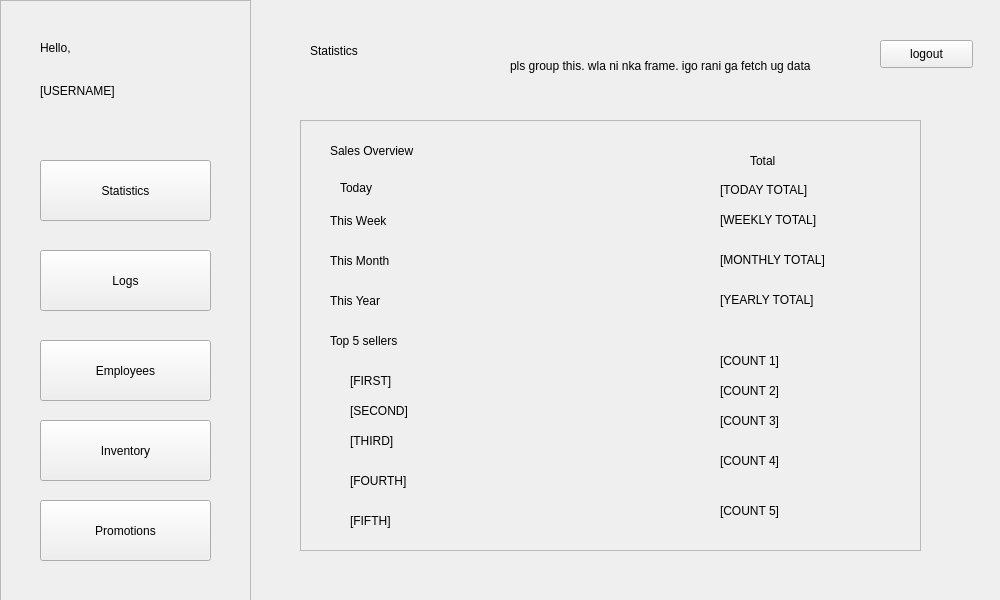
Old version of the form POS/UI/statistics.ui in the repository ReiZedlav/CSCC-21.1-Software-Engineering-1.
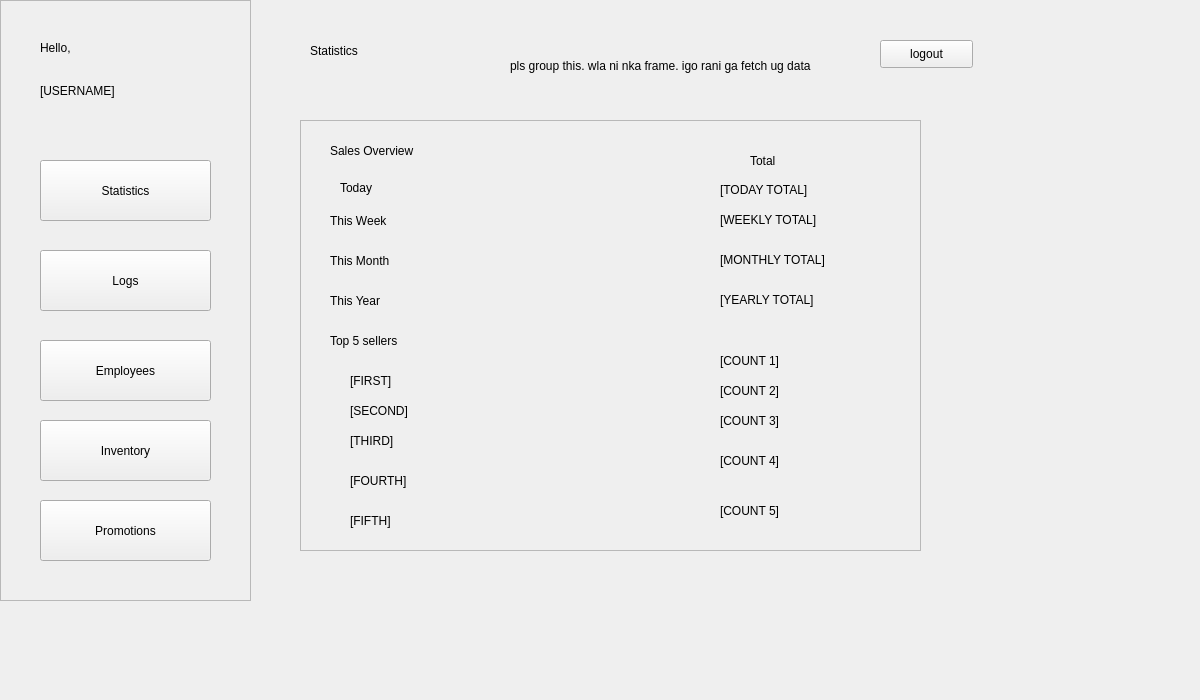
New version of the form.

```diff
--- a/POS/UI/statistics.ui
+++ b/POS/UI/statistics.ui
@@ -6,8 +6,8 @@
    <rect>
     <x>0</x>
     <y>0</y>
-    <width>1000</width>
-    <height>600</height>
+    <width>1200</width>
+    <height>700</height>
    </rect>
   </property>
   <property name="windowTitle">
```
Left out of the diff: 4 changed lines with no effect on the pictures.
